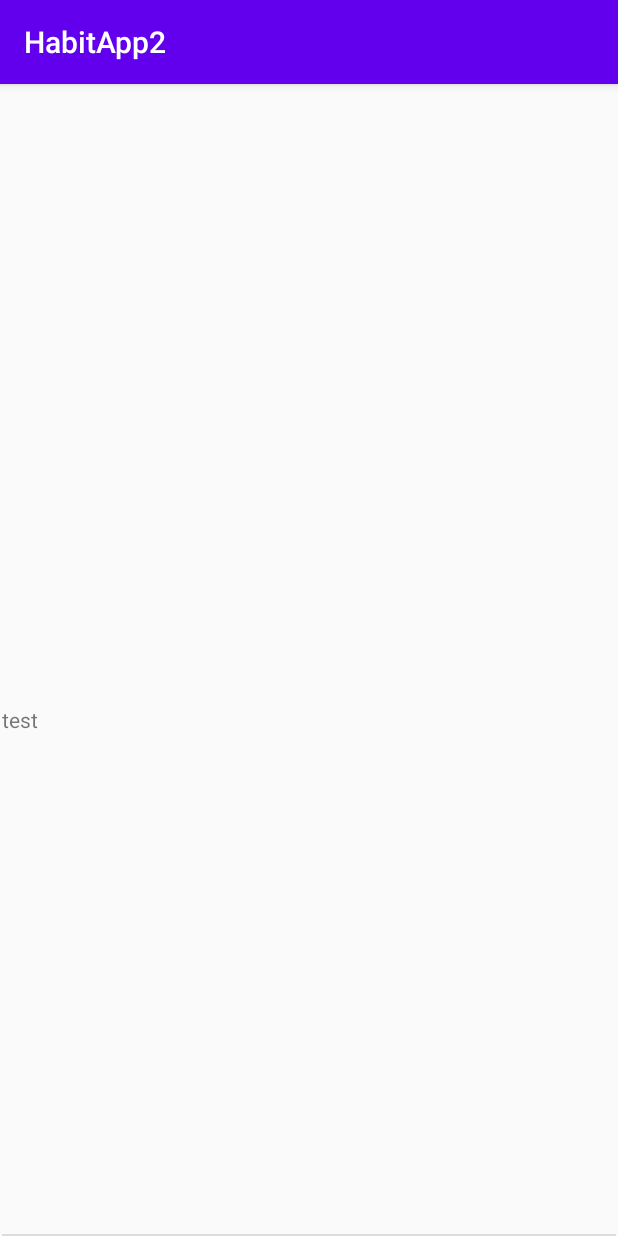
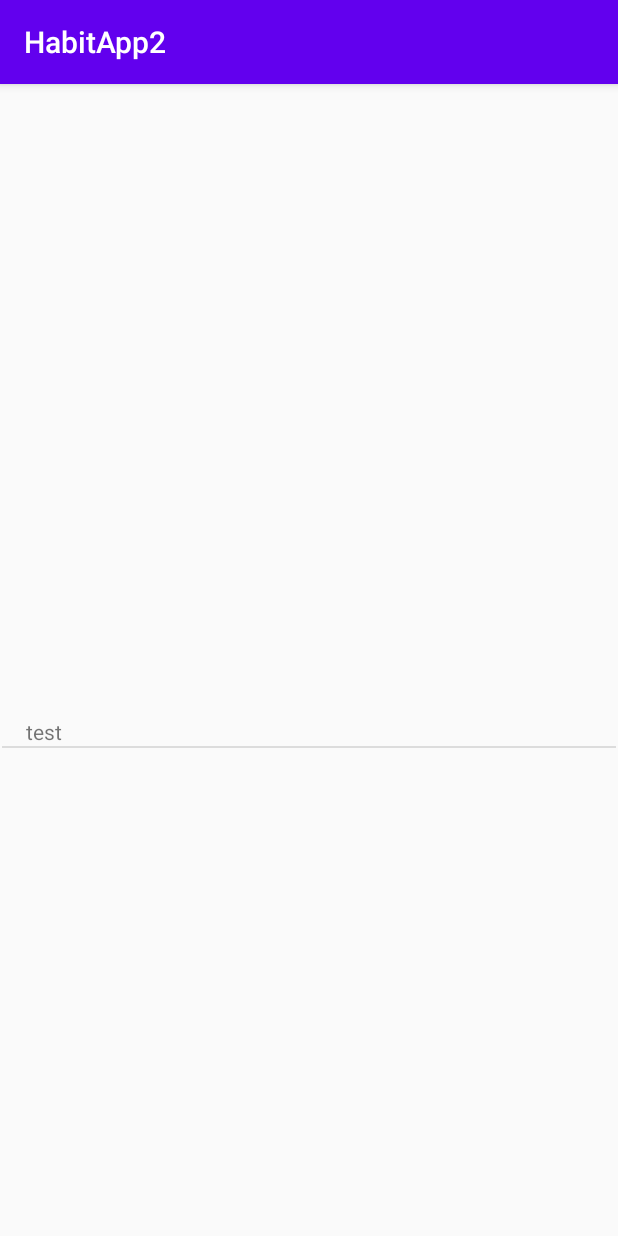
Before and after one commit to AaronVillanueva/HabitApp2, an Android app: the screen it shows after launch (MainActivity), on a phone screen of 412 x 824 dp. Run offline under Robolectric (Android 15) with nearby library versions, the phone set to English and light mode, and no system bars.

Commit message:
Se ajustaron los nombres y se agrego LinearLAyout en renglon_habito.xml

```diff
--- a/app/src/main/java/mx/itesm/habitapp2/Habit.kt
+++ b/app/src/main/java/mx/itesm/habitapp2/Habit.kt
@@ -1,6 +1,6 @@
 package mx.itesm.habitapp2
 
-class Habit (val nombre:String, val casos:Int): Comparable<Habit>{
+class Habit (val nombre:String, val puntaje:Int): Comparable<Habit>{
     override fun compareTo(other: Habit): Int {
         return nombre.compareTo(other.nombre)
     }
--- a/app/src/main/java/mx/itesm/habitapp2/MainActivity.kt
+++ b/app/src/main/java/mx/itesm/habitapp2/MainActivity.kt
@@ -28,7 +28,7 @@ class MainActivity : AppCompatActivity()
         recyclerHabit.layoutManager=layout
 
         adaptadorHabito= adaptadorHabito(this,Habit.arrHabit)
-        adaptadorHabito?.listener=this
+        //adaptadorHabito?.listener = this
         recyclerHabit.adapter=adaptadorHabito
 
         val divisor= DividerItemDecoration(this,layout.orientation)
--- a/app/src/main/java/mx/itesm/habitapp2/adaptadorHabito.kt
+++ b/app/src/main/java/mx/itesm/habitapp2/adaptadorHabito.kt
@@ -7,7 +7,7 @@ import android.view.ViewGroup
 import androidx.recyclerview.widget.RecyclerView
 import kotlinx.android.synthetic.main.renglon_habito.view.*
 
-class adaptadorHabito (private val contexto: Context, var arrPaises: Array<Habit> ):
+class adaptadorHabito (private val contexto: Context, var arrHabitos: Array<Habit> ):
      RecyclerView.Adapter<adaptadorHabito.renglonHabito>()
 {
     var listener: listenerRecycler?=null
@@ -22,12 +22,12 @@ class adaptadorHabito (private val contexto: Context, var arrPaises: Array<Habit
     }
 
     override fun getItemCount(): Int {
-        return arrPaises.size
+        return arrHabitos.size
     }
 
     override fun onBindViewHolder(holder: renglonHabito, position: Int) {
-        val pais=arrPaises[position]
-        holder.vistaRenglon.tvNombre.text=pais.nombre
+        val habito = arrHabitos[position]
+        holder.vistaRenglon.tvNombre.text=habito.nombre
         holder.vistaRenglon.setOnClickListener{listener?.itemClicked(position)}
     }
 }
--- a/app/src/main/res/layout/renglon_habito.xml
+++ b/app/src/main/res/layout/renglon_habito.xml
@@ -1,16 +1,17 @@
 <?xml version="1.0" encoding="utf-8"?>
-<androidx.constraintlayout.widget.ConstraintLayout
-    xmlns:android="http://schemas.android.com/apk/res/android"
+<LinearLayout xmlns:android="http://schemas.android.com/apk/res/android"
+    xmlns:app="http://schemas.android.com/apk/res-auto"
     xmlns:tools="http://schemas.android.com/tools"
     android:layout_width="match_parent"
-    android:layout_height="match_parent">
+    android:layout_height="wrap_content">
 
     <LinearLayout
-        android:layout_width="409dp"
-        android:layout_height="729dp"
-        android:orientation="horizontal"
-        tools:layout_editor_absoluteX="1dp"
-        tools:layout_editor_absoluteY="1dp">
+        android:layout_width="match_parent"
+        android:layout_height="wrap_content"
+        android:layout_marginStart="16dp"
+        android:layout_marginTop="8dp"
+        android:layout_marginEnd="16dp"
+        android:orientation="horizontal">
 
         <TextView
             android:id="@+id/tvNombre"
@@ -19,4 +20,4 @@
             android:layout_weight="1"
             android:text="TextView" />
     </LinearLayout>
-</androidx.constraintlayout.widget.ConstraintLayout>
+</LinearLayout>
```
